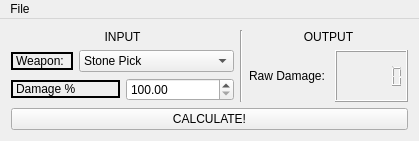
This is mainwindow.ui in mattearly/ARK-Survial-Evolved-damage-calculator as Qt 5 draws it before an edit. The edited form follows.
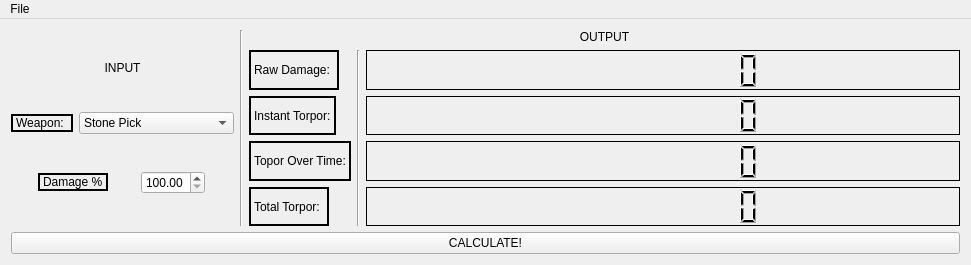
This is the edited form.

Commit message: updated form to include raw torpor

The edit to the form file:
```diff
--- a/mainwindow.ui
+++ b/mainwindow.ui
@@ -6,8 +6,8 @@
    <rect>
     <x>0</x>
     <y>0</y>
-    <width>389</width>
-    <height>141</height>
+    <width>971</width>
+    <height>265</height>
    </rect>
   </property>
   <property name="sizePolicy">
@@ -20,15 +20,15 @@
    <string>ARK Damage Calculator</string>
   </property>
   <widget class="QWidget" name="centralWidget">
-   <layout class="QGridLayout" name="gridLayout">
-    <item row="0" column="0">
-     <layout class="QHBoxLayout" name="horizontalLayout_5">
+   <layout class="QVBoxLayout" name="verticalLayout_5">
+    <item>
+     <layout class="QHBoxLayout" name="horizontalLayout_4">
       <item>
        <layout class="QVBoxLayout" name="verticalLayout_4">
         <item>
          <widget class="QLabel" name="label_input">
           <property name="sizePolicy">
-           <sizepolicy hsizetype="Preferred" vsizetype="Maximum">
+           <sizepolicy hsizetype="Minimum" vsizetype="Maximum">
             <horstretch>0</horstretch>
             <verstretch>0</verstretch>
            </sizepolicy>
@@ -42,11 +42,11 @@
          </widget>
         </item>
         <item>
-         <layout class="QHBoxLayout" name="horizontalLayout_4">
+         <layout class="QHBoxLayout" name="horizontalLayout_2">
           <item>
            <widget class="QLabel" name="label_Weapon">
             <property name="sizePolicy">
-             <sizepolicy hsizetype="Preferred" vsizetype="Maximum">
+             <sizepolicy hsizetype="Maximum" vsizetype="Fixed">
               <horstretch>0</horstretch>
               <verstretch>0</verstretch>
              </sizepolicy>
@@ -54,6 +54,12 @@
             <property name="frameShape">
              <enum>QFrame::WinPanel</enum>
             </property>
+            <property name="frameShadow">
+             <enum>QFrame::Plain</enum>
+            </property>
+            <property name="lineWidth">
+             <number>2</number>
+            </property>
             <property name="text">
              <string>Weapon: </string>
             </property>
@@ -61,6 +67,12 @@
           </item>
           <item>
            <widget class="QComboBox" name="comboBox_Weapon">
+            <property name="sizePolicy">
+             <sizepolicy hsizetype="Maximum" vsizetype="Fixed">
+              <horstretch>0</horstretch>
+              <verstretch>0</verstretch>
+             </sizepolicy>
+            </property>
             <item>
              <property name="text">
               <string>Stone Pick</string>
@@ -180,7 +192,7 @@
           <item>
            <widget class="QLabel" name="label_damagepercent">
             <property name="sizePolicy">
-             <sizepolicy hsizetype="Preferred" vsizetype="Maximum">
+             <sizepolicy hsizetype="Maximum" vsizetype="Fixed">
               <horstretch>0</horstretch>
               <verstretch>0</verstretch>
              </sizepolicy>
@@ -191,6 +203,9 @@
             <property name="frameShadow">
              <enum>QFrame::Plain</enum>
             </property>
+            <property name="lineWidth">
+             <number>2</number>
+            </property>
             <property name="text">
              <string>Damage %</string>
             </property>
@@ -198,6 +213,12 @@
           </item>
           <item>
            <widget class="QDoubleSpinBox" name="doubleSpinBox_damagepercent">
+            <property name="sizePolicy">
+             <sizepolicy hsizetype="Maximum" vsizetype="Fixed">
+              <horstretch>0</horstretch>
+              <verstretch>0</verstretch>
+             </sizepolicy>
+            </property>
             <property name="minimum">
              <double>100.000000000000000</double>
             </property>
@@ -236,34 +257,257 @@
          </widget>
         </item>
         <item>
-         <layout class="QHBoxLayout" name="horizontalLayout_2">
+         <layout class="QHBoxLayout" name="horizontalLayout">
           <item>
-           <widget class="QLabel" name="label_6">
-            <property name="sizePolicy">
-             <sizepolicy hsizetype="Preferred" vsizetype="Maximum">
-              <horstretch>0</horstretch>
-              <verstretch>0</verstretch>
-             </sizepolicy>
-            </property>
-            <property name="text">
-             <string>Raw Damage: </string>
-            </property>
-           </widget>
+           <layout class="QVBoxLayout" name="verticalLayout">
+            <item>
+             <widget class="QLabel" name="label_6">
+              <property name="sizePolicy">
+               <sizepolicy hsizetype="Maximum" vsizetype="Minimum">
+                <horstretch>0</horstretch>
+                <verstretch>0</verstretch>
+               </sizepolicy>
+              </property>
+              <property name="frameShape">
+               <enum>QFrame::WinPanel</enum>
+              </property>
+              <property name="frameShadow">
+               <enum>QFrame::Plain</enum>
+              </property>
+              <property name="lineWidth">
+               <number>2</number>
+              </property>
+              <property name="text">
+               <string>Raw Damage: </string>
+              </property>
+             </widget>
+            </item>
+            <item>
+             <widget class="QLabel" name="label">
+              <property name="sizePolicy">
+               <sizepolicy hsizetype="Maximum" vsizetype="Minimum">
+                <horstretch>0</horstretch>
+                <verstretch>0</verstretch>
+               </sizepolicy>
+              </property>
+              <property name="frameShape">
+               <enum>QFrame::WinPanel</enum>
+              </property>
+              <property name="frameShadow">
+               <enum>QFrame::Plain</enum>
+              </property>
+              <property name="lineWidth">
+               <number>2</number>
+              </property>
+              <property name="text">
+               <string>Instant Torpor:</string>
+              </property>
+             </widget>
+            </item>
+            <item>
+             <widget class="QLabel" name="label_2">
+              <property name="sizePolicy">
+               <sizepolicy hsizetype="Maximum" vsizetype="Minimum">
+                <horstretch>0</horstretch>
+                <verstretch>0</verstretch>
+               </sizepolicy>
+              </property>
+              <property name="frameShape">
+               <enum>QFrame::WinPanel</enum>
+              </property>
+              <property name="frameShadow">
+               <enum>QFrame::Plain</enum>
+              </property>
+              <property name="lineWidth">
+               <number>2</number>
+              </property>
+              <property name="text">
+               <string>Topor Over Time:</string>
+              </property>
+             </widget>
+            </item>
+            <item>
+             <widget class="QLabel" name="label_3">
+              <property name="sizePolicy">
+               <sizepolicy hsizetype="Maximum" vsizetype="Minimum">
+                <horstretch>0</horstretch>
+                <verstretch>0</verstretch>
+               </sizepolicy>
+              </property>
+              <property name="frameShape">
+               <enum>QFrame::WinPanel</enum>
+              </property>
+              <property name="frameShadow">
+               <enum>QFrame::Plain</enum>
+              </property>
+              <property name="lineWidth">
+               <number>2</number>
+              </property>
+              <property name="text">
+               <string>Total Torpor: </string>
+              </property>
+             </widget>
+            </item>
+           </layout>
           </item>
           <item>
-           <widget class="QLCDNumber" name="lcdNumber_rawdamage">
-            <property name="digitCount">
-             <number>6</number>
+           <widget class="Line" name="line_2">
+            <property name="orientation">
+             <enum>Qt::Vertical</enum>
             </property>
            </widget>
           </item>
+          <item>
+           <layout class="QVBoxLayout" name="verticalLayout_2">
+            <item>
+             <widget class="QLCDNumber" name="lcdNumber_rawdamage">
+              <property name="sizePolicy">
+               <sizepolicy hsizetype="Minimum" vsizetype="Minimum">
+                <horstretch>0</horstretch>
+                <verstretch>0</verstretch>
+               </sizepolicy>
+              </property>
+              <property name="font">
+               <font>
+                <weight>50</weight>
+                <bold>false</bold>
+                <kerning>true</kerning>
+               </font>
+              </property>
+              <property name="layoutDirection">
+               <enum>Qt::LeftToRight</enum>
+              </property>
+              <property name="autoFillBackground">
+               <bool>true</bool>
+              </property>
+              <property name="frameShape">
+               <enum>QFrame::Box</enum>
+              </property>
+              <property name="frameShadow">
+               <enum>QFrame::Plain</enum>
+              </property>
+              <property name="lineWidth">
+               <number>1</number>
+              </property>
+              <property name="digitCount">
+               <number>10</number>
+              </property>
+             </widget>
+            </item>
+            <item>
+             <widget class="QLCDNumber" name="lcdNumber_InstantTorpor">
+              <property name="sizePolicy">
+               <sizepolicy hsizetype="Minimum" vsizetype="Minimum">
+                <horstretch>0</horstretch>
+                <verstretch>0</verstretch>
+               </sizepolicy>
+              </property>
+              <property name="font">
+               <font>
+                <weight>50</weight>
+                <bold>false</bold>
+                <kerning>true</kerning>
+               </font>
+              </property>
+              <property name="layoutDirection">
+               <enum>Qt::LeftToRight</enum>
+              </property>
+              <property name="autoFillBackground">
+               <bool>true</bool>
+              </property>
+              <property name="frameShape">
+               <enum>QFrame::Box</enum>
+              </property>
+              <property name="frameShadow">
+               <enum>QFrame::Plain</enum>
+              </property>
+              <property name="lineWidth">
+               <number>1</number>
+              </property>
+              <property name="digitCount">
+               <number>10</number>
+              </property>
+             </widget>
+            </item>
+            <item>
+             <widget class="QLCDNumber" name="lcdNumber">
+              <property name="sizePolicy">
+               <sizepolicy hsizetype="Minimum" vsizetype="Minimum">
+                <horstretch>0</horstretch>
+                <verstretch>0</verstretch>
+               </sizepolicy>
+              </property>
+              <property name="font">
+               <font>
+                <weight>50</weight>
+                <bold>false</bold>
+                <kerning>true</kerning>
+               </font>
+              </property>
+              <property name="layoutDirection">
+               <enum>Qt::LeftToRight</enum>
+              </property>
+              <property name="autoFillBackground">
+               <bool>true</bool>
+              </property>
+              <property name="frameShape">
+               <enum>QFrame::Box</enum>
+              </property>
+              <property name="frameShadow">
+               <enum>QFrame::Plain</enum>
+              </property>
+              <property name="lineWidth">
+               <number>1</number>
+              </property>
+              <property name="digitCount">
+               <number>10</number>
+              </property>
+             </widget>
+            </item>
+            <item>
+             <widget class="QLCDNumber" name="lcdNumber_2">
+              <property name="sizePolicy">
+               <sizepolicy hsizetype="Minimum" vsizetype="Minimum">
+                <horstretch>0</horstretch>
+                <verstretch>0</verstretch>
+               </sizepolicy>
+              </property>
+              <property name="font">
+               <font>
+                <weight>50</weight>
+                <bold>false</bold>
+                <kerning>true</kerning>
+               </font>
+              </property>
+              <property name="layoutDirection">
+               <enum>Qt::LeftToRight</enum>
+              </property>
+              <property name="autoFillBackground">
+               <bool>true</bool>
+              </property>
+              <property name="frameShape">
+               <enum>QFrame::Box</enum>
+              </property>
+              <property name="frameShadow">
+               <enum>QFrame::Plain</enum>
+              </property>
+              <property name="lineWidth">
+               <number>1</number>
+              </property>
+              <property name="digitCount">
+               <number>10</number>
+              </property>
+             </widget>
+            </item>
+           </layout>
+          </item>
          </layout>
         </item>
        </layout>
       </item>
      </layout>
     </item>
-    <item row="1" column="0">
+    <item>
      <widget class="QPushButton" name="pushButton">
       <property name="text">
        <string>CALCULATE!</string>
@@ -277,8 +521,8 @@
     <rect>
      <x>0</x>
      <y>0</y>
-     <width>389</width>
-     <height>21</height>
+     <width>971</width>
+     <height>19</height>
     </rect>
    </property>
    <widget class="QMenu" name="menuFile">
```
The commit also changes 2 other files.
